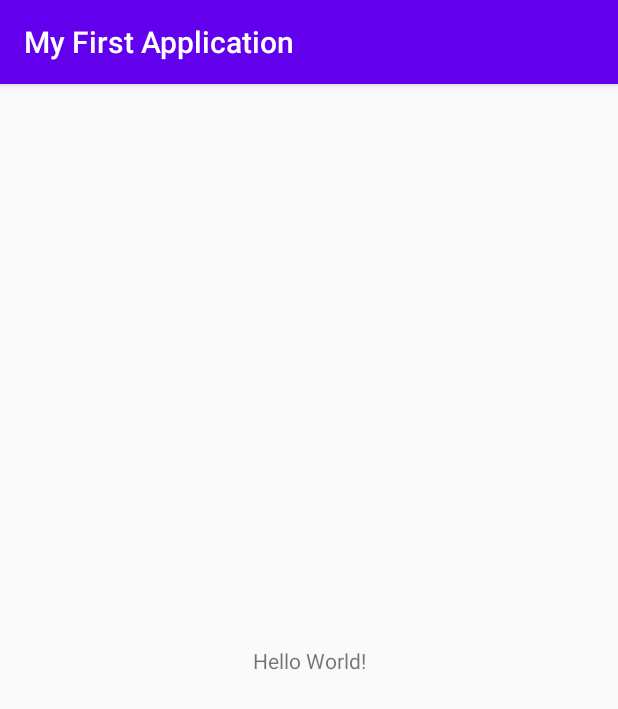
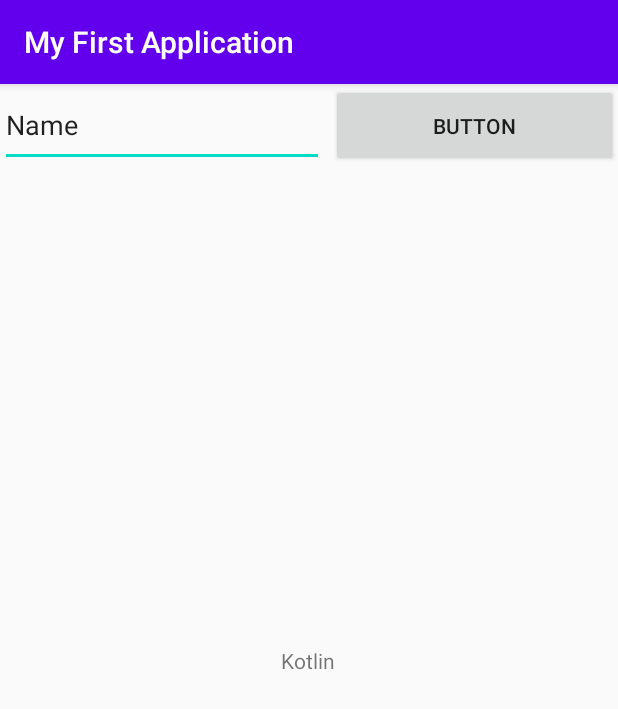
Before and after one commit to BorjaMartin/Proyectos-Android, an Android app: the screen it shows after launch (MainActivity), on a phone screen of 412 x 824 dp. Shown: the top 709 px of the screen. Run offline under Robolectric (Android 15) with nearby library versions, the phone set to English and light mode, and no system bars.

Commit message:
EditText, buttons, toast en nuestro mainActivity Clases y herencia de clases

```diff
--- a/MyFirstApplication/app/src/main/java/com/example/myfirstapplication/MainActivity.kt
+++ b/MyFirstApplication/app/src/main/java/com/example/myfirstapplication/MainActivity.kt
@@ -1,6 +1,9 @@
 package com.example.myfirstapplication
 
 import android.os.Bundle
+import android.widget.Button
+import android.widget.EditText
+import android.widget.TextView
 import android.widget.Toast
 import androidx.appcompat.app.AppCompatActivity
 
@@ -11,10 +14,44 @@ class MainActivity : AppCompatActivity() {
 
         //Toast.makeText(this, "Hello World", Toast.LENGTH_SHORT).show()
 
-        toast("Hello World")
+        //Acceder al id message y cambiar su valor por Kotlin
+        val myMessage: TextView = findViewById(R.id.message);
+        myMessage.text = "Kotlin";
+
+        //Crear un button y un editText para introducir un texto y mostrarlos en un toast al accionar el button
+        val myFirstButton: Button = findViewById(R.id.firstButton);
+        val myFirstInputText: EditText = findViewById(R.id.firstInputText);
+        //Acceder al button para crear listener y ejecutar función al clickar
+        myFirstButton.setOnClickListener {
+            //Mostrar mensaje por toast pasando el valor del texto escriot en nuestro input id:firstInputText de nuestro Activity
+            toast("Hello ${myFirstInputText.text}")
+
+            val p = Person("Borja",29)
+            val d = Developer("Borja Dev", 7)
+
+            println("Ejemplo de developers")
+            println(p)
+            println(d)
+            println("Fin de ejemplo")
+
+        }
+
+
+
+
+
+
     }
 
 
 
     fun toast (textToast: String) = Toast.makeText(this, textToast, Toast.LENGTH_SHORT).show()
 }
+
+open class Person(name: String, age: Int)
+
+class Developer(nameDev: String, ageDev: Int) : Person(name, age) {
+    override fun toString(): String {
+        return nameDev;
+    }
+}
--- a/MyFirstApplication/app/src/main/res/layout/activity_main.xml
+++ b/MyFirstApplication/app/src/main/res/layout/activity_main.xml
@@ -7,12 +7,34 @@
     tools:context=".MainActivity">
 
     <TextView
+        android:id="@+id/message"
         android:layout_width="wrap_content"
         android:layout_height="wrap_content"
         android:text="Hello World!"
         app:layout_constraintBottom_toBottomOf="parent"
+        app:layout_constraintHorizontal_bias="0.498"
         app:layout_constraintLeft_toLeftOf="parent"
         app:layout_constraintRight_toRightOf="parent"
         app:layout_constraintTop_toTopOf="parent" />
 
+    <Button
+        android:id="@+id/firstButton"
+        android:layout_width="191dp"
+        android:layout_height="55dp"
+        android:text="Button"
+        app:layout_constraintEnd_toEndOf="parent"
+        app:layout_constraintTop_toTopOf="@+id/firstInputText"
+        tools:ignore="MissingConstraints" />
+
+    <EditText
+        android:id="@+id/firstInputText"
+        android:layout_width="216dp"
+        android:layout_height="55dp"
+        android:ems="10"
+        android:inputType="textPersonName"
+        android:text="Name"
+        app:layout_constraintStart_toStartOf="parent"
+        tools:ignore="MissingConstraints"
+        tools:layout_editor_absoluteY="3dp" />
+
 </androidx.constraintlayout.widget.ConstraintLayout>
```
